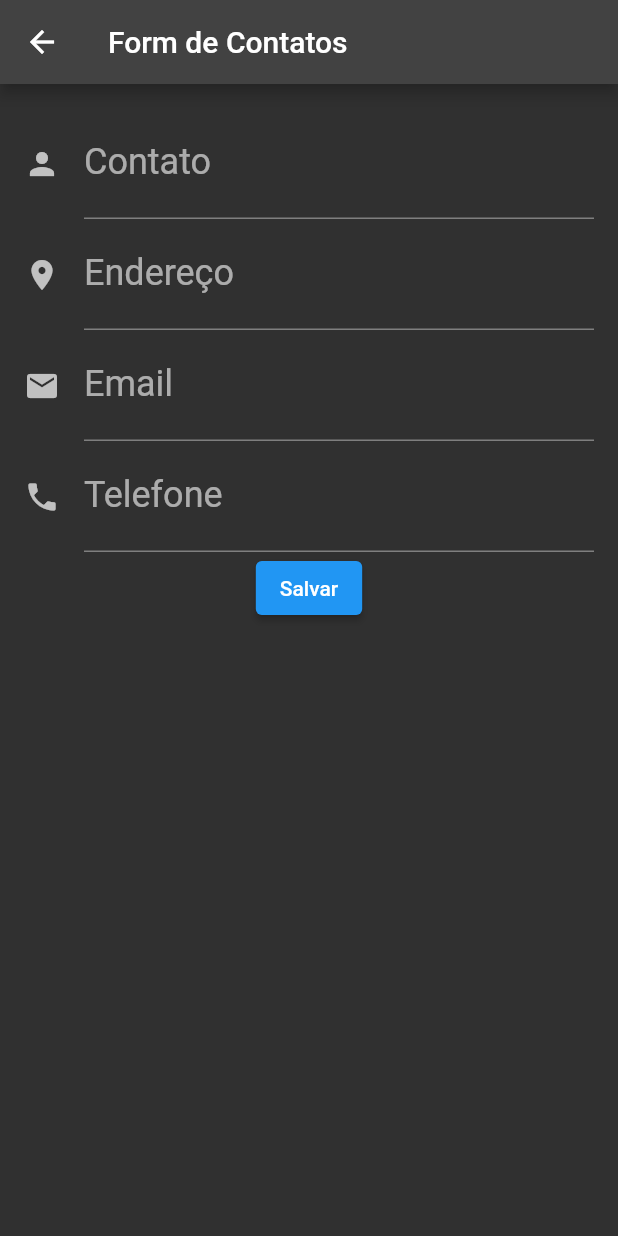
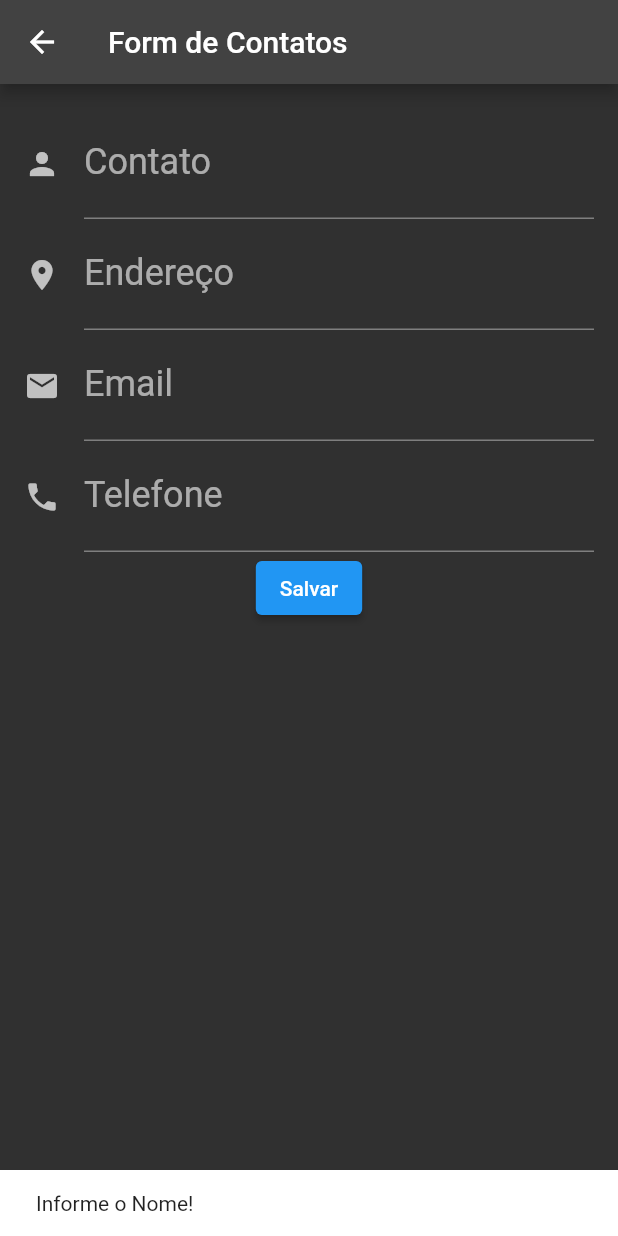
Before and after one commit to nogreenJ/trabalhomobile, a Flutter app: the FormContato screen opened directly, after a tap on "Salvar", on a phone screen of 412 x 824 dp. Run offline on Flutter 3.47's test engine with Material 2 defaults, Android fonts, the phone set to English and light mode, and no system bars; our stand-ins replace sqflite; accounts and stored records are empty.

Commit message:
Update contatoform.dart

```diff
--- a/lib/screens/contatoform.dart
+++ b/lib/screens/contatoform.dart
@@ -31,14 +31,26 @@ class FormContatoState extends State<FormContato> {
               padding: const EdgeInsets.all(16.0),
               child: Column(
                 children: <Widget>[
-                  Editor(_controladorNome, "Contato", "Informe o nome",
-                      Icons.person),
-                  Editor(_controladorEndereco, "Endereço", "Informe o endereço",
-                      Icons.place),
-                  Editor(_controladorEmail, "Email", "Informe o email",
-                      Icons.email),
-                  Editor(_controladorFone, "Telefone", "Informe o telefone",
-                      Icons.phone),
+                  Editor(
+                    _controladorNome,
+                    "Contato",
+                    "Informe o nome",
+                    Icons.person),
+                  Editor(
+                    _controladorEndereco,
+                    "Endereço",
+                    "Informe o endereço",
+                    Icons.place),
+                  Editor(
+                    _controladorEmail,
+                    "Email",
+                    "Informe o email",
+                    Icons.email),
+                  Editor(
+                    _controladorFone,
+                    "Telefone",
+                    "Informe o telefone",
+                    Icons.phone,),
                   ElevatedButton(
                       onPressed: () {
                         criarContato(context);
@@ -51,11 +63,30 @@ class FormContatoState extends State<FormContato> {
 
   void criarContato(BuildContext context) {
     ContatoDao dao = ContatoDao();
+    if(_controladorNome.text == ''){
+      SnackBar snackBar = SnackBar(content: Text("Informe o Nome!"));
+      ScaffoldMessenger.of(context).showSnackBar(snackBar);
+      return;
+    } else if(_controladorEndereco.text == ''){
+      SnackBar snackBar = SnackBar(content: Text("Informe o Endereço!"));
+      ScaffoldMessenger.of(context).showSnackBar(snackBar);
+      return;
+    }if(_controladorEmail.text == ''){
+      SnackBar snackBar = SnackBar(content: Text("Informe o Email!"));
+      ScaffoldMessenger.of(context).showSnackBar(snackBar);
+      return;
+    } if(_controladorFone.text == ''){
+      SnackBar snackBar = SnackBar(content: Text("Informe o Telefone!"));
+      ScaffoldMessenger.of(context).showSnackBar(snackBar);
+      return;
+    }
     if (_id != null){ // alteração
       final contato = Contato(_id!,
           _controladorNome.text, _controladorEndereco.text,
           _controladorFone.text, _controladorEmail.text);
       dao.update(contato).then((id) => Navigator.pop(context));
+      SnackBar snackBar = SnackBar(content: Text("Contato atualizado!"));
+      ScaffoldMessenger.of(context).showSnackBar(snackBar);
     } else {
       final contato = Contato(_id!,
           _controladorNome.text, _controladorEndereco.text,
@@ -64,9 +95,9 @@ class FormContatoState extends State<FormContato> {
         print("contato incluído: " + id.toString());
         Navigator.pop(context);
       });
+      SnackBar snackBar = SnackBar(content: Text("Contato salvo!"));
+      ScaffoldMessenger.of(context).showSnackBar(snackBar);
     }
-    SnackBar snackBar = SnackBar(content: Text("Contato atualizado!"));
-    ScaffoldMessenger.of(context).showSnackBar(snackBar);
   }
 
   @override
```
